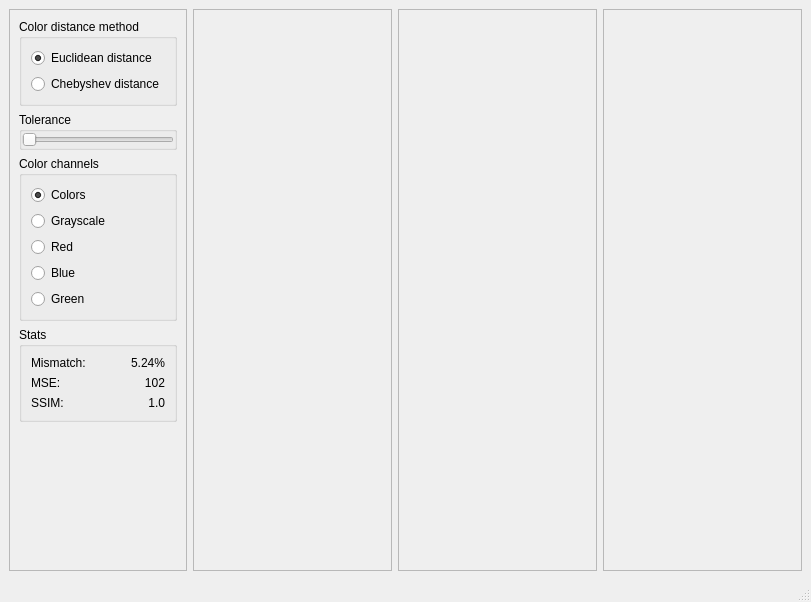
This is imagediffer/app/ui/mainwindow.ui in janslifka/imagediffer as Qt 5 draws it before an edit. The edited form follows.
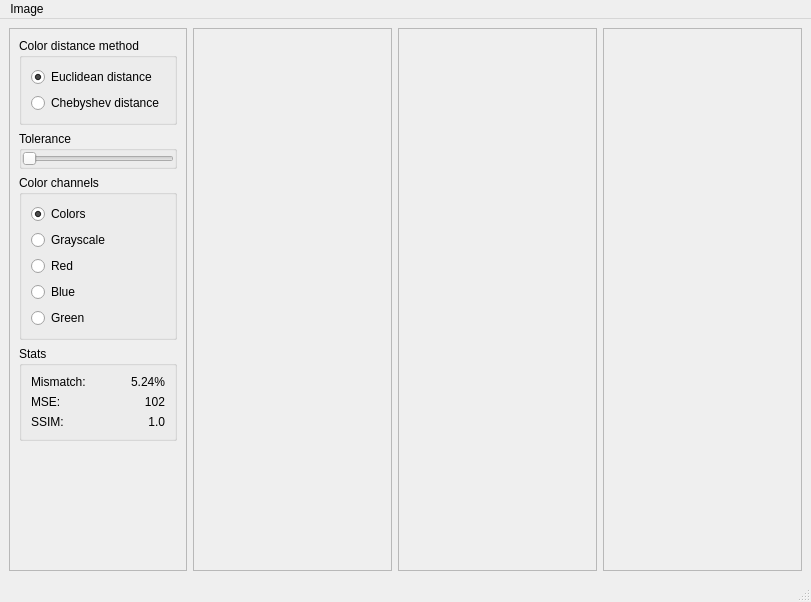
This is the edited form.

Commit message: Add menu for opening images

Diff of the .ui file:
```diff
--- a/imagediffer/app/ui/mainwindow.ui
+++ b/imagediffer/app/ui/mainwindow.ui
@@ -281,6 +281,17 @@
      <height>22</height>
     </rect>
    </property>
+   <widget class="QMenu" name="menuImage">
+    <property name="title">
+     <string>Image</string>
+    </property>
+    <addaction name="action_load_first_image_from_file"/>
+    <addaction name="action_load_second_image_from_file"/>
+    <addaction name="separator"/>
+    <addaction name="action_load_first_image_from_URL"/>
+    <addaction name="action_load_second_image_from_URL"/>
+   </widget>
+   <addaction name="menuImage"/>
   </widget>
   <widget class="QStatusBar" name="statusbar"/>
  </widget>
```
Left out of the diff: 20 changed lines with no effect on the pictures. The commit also changes 4 other files.
